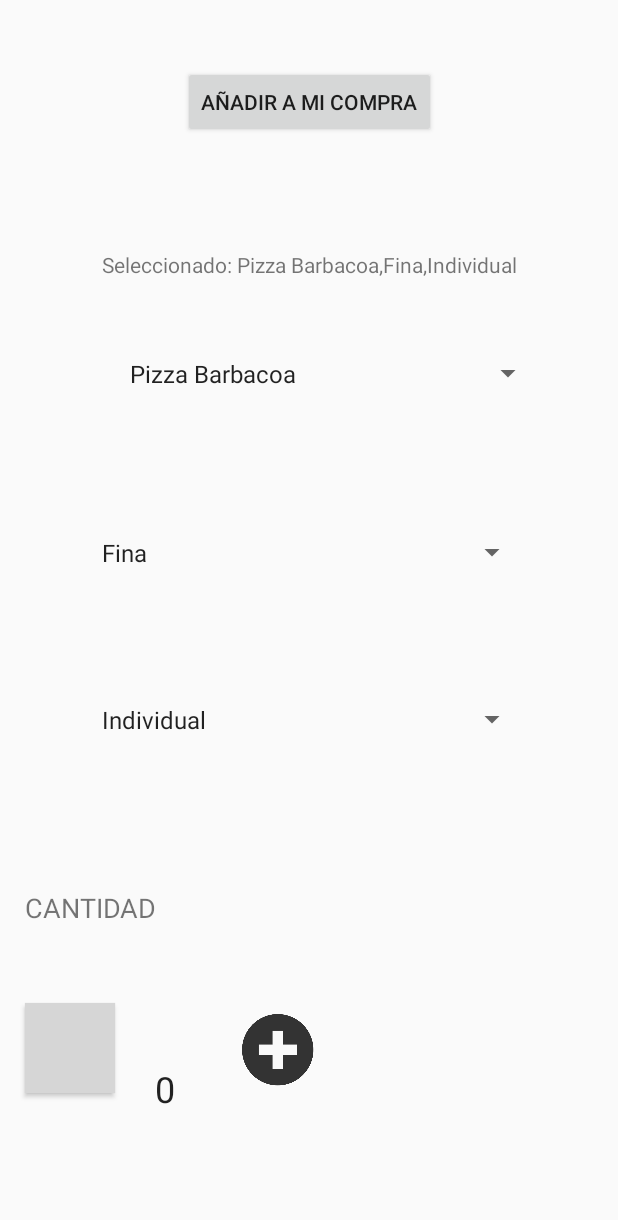
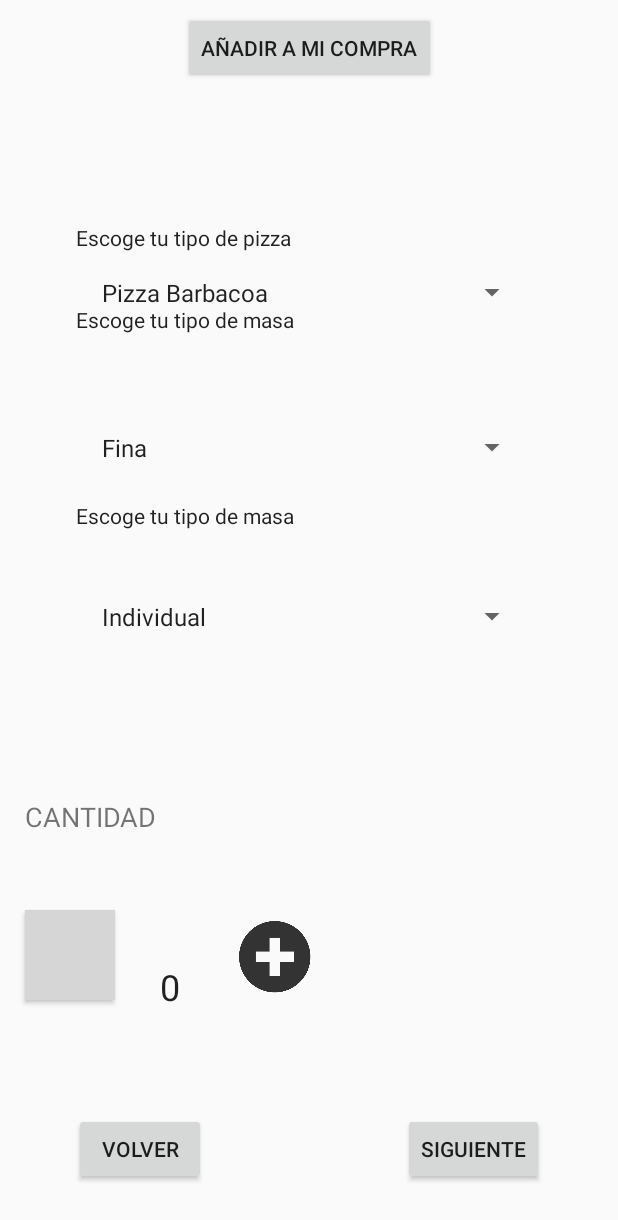
Before and after one commit to AitorMonedero/Definitiva7, an Android app: the SegundaPantalla screen opened directly, with no data from a screen before it, on a phone screen of 412 x 824 dp. Shown: the top 1220 px of the screen. Run offline under Robolectric (Android 15) with nearby library versions, the phone set to English and light mode, and no system bars; grey boxes are pictures that could not be loaded.

Commit message:
Version con bastantes cambios

```diff
--- a/app/src/main/java/com/example/adminportatil/definitiva7/SegundaPantalla.java
+++ b/app/src/main/java/com/example/adminportatil/definitiva7/SegundaPantalla.java
@@ -20,7 +20,7 @@ import android.widget.Toast;
 public class SegundaPantalla extends AppCompatActivity {
 
 
-    private Button plus,minus;
+    private Button plus,minus,volver,siguiente;
     private int cantidad=0;
     private String cantidadString;
     private TextView cantidadTotal;
@@ -34,17 +34,31 @@ public class SegundaPantalla extends AppCompatActivity {
         Spinner opcionesMasa;
         Spinner opcionesTamaño;
 
-        final TextView lblMensaje1;
-        final String[] datos;
-        final String[] masas;
-        final String[] tamaños;
+        final TextView lblMensaje;
 
+        //LOS ARRAYS
 
+            final String[] datos; // Array de los datos de los tipos de pizza
+            final String[] masas; // Array de los datos de las masas de pizza
+            final String[] tamaños; // Array de los datos de los tamaños de pizza
+
+            //Rellenamos el array DATOS.
             datos = new String[]{"Pizza Barbacoa","Pizza Carbonara","Pizza 4 Quesos","Pizza Vegetal","Pizza Tropical"};
+            //Rellenamos el array MASAS.
             masas = new String[]{"Fina","Normal"};
+            //Rellenamos el array TAMAÑOS.
             tamaños = new String[]{"Individual","Mediana","Familiar"};
 
-        lblMensaje1=(TextView) findViewById(R.id.lblMensaje1);
+        //REFERENCIAS
+
+            plus=(Button)findViewById(R.id.btnPlus);
+            minus=(Button)findViewById(R.id.btnMinus);
+            volver=(Button) findViewById(R.id.btnVolver);
+            siguiente=(Button) findViewById(R.id.btnSiguiente);
+            cantidadTotal=(TextView)findViewById(R.id.txtCantidad);
+
+        cantidadString=String.valueOf(cantidad);
+        cantidadTotal.setText(cantidadString);
 
         //Elemento ArrayAdapter, que permite coger un Array como fuente de información.
         ArrayAdapter<CharSequence> adaptador = ArrayAdapter.createFromResource (this, R.array.SpinnerArray, android.R.layout.simple_spinner_item);
@@ -56,12 +70,10 @@ public class SegundaPantalla extends AppCompatActivity {
 
         cmbOpciones.setOnItemSelectedListener(new AdapterView.OnItemSelectedListener() {
             public void onItemSelected(AdapterView<?> parent, android.view.View v, int position, long id) {
-                lblMensaje1.setText("Seleccionado: "+ datos[position]+","+masas[position]+","+tamaños[position]);
-                //Podemos recuperar el ítem seleccionado usando
-                //parent.getItemAtPosition(position)
+
             }
             public void onNothingSelected(AdapterView<?> parent) {
-                lblMensaje1.setText("");
+
             }
         });
 
@@ -76,18 +88,13 @@ public class SegundaPantalla extends AppCompatActivity {
         opcionesMasa.setAdapter(adaptador1);
 
         opcionesMasa.setOnItemSelectedListener(new AdapterView.OnItemSelectedListener() {
-            public void onItemSelected(AdapterView<?> parent, android.view.View v, int position, long id) {
-                lblMensaje1.setText("Seleccionado: "+ datos[position]+","+masas[position]+","+tamaños[position]);
-                //Podemos recuperar el ítem seleccionado usando
-                //parent.getItemAtPosition(position)
+            public void onItemSelected(AdapterView<?> parent, android.view.View v, int position1, long id) {
+
             }
             public void onNothingSelected(AdapterView<?> parent) {
-                lblMensaje1.setText("");
+
             }
         });
-
-
-
 
         //Elemento ArrayAdapter, que permite coger un Array como fuente de información.
         ArrayAdapter<CharSequence> adaptador2 = ArrayAdapter.createFromResource (this, R.array.SpinnerTamaños, android.R.layout.simple_spinner_item);
@@ -98,39 +105,28 @@ public class SegundaPantalla extends AppCompatActivity {
         opcionesTamaño.setAdapter(adaptador2);
 
         opcionesMasa.setOnItemSelectedListener(new AdapterView.OnItemSelectedListener() {
-            public void onItemSelected(AdapterView<?> parent, android.view.View v, int position2, long id) {
-                lblMensaje1.setText("Seleccionado: "+ datos[position2]+","+masas[position2]+","+tamaños[position2]);
-                //Podemos recuperar el ítem seleccionado usando
-                //parent.getItemAtPosition(position)
+            public void onItemSelected(AdapterView<?> parent, android.view.View v, int position, long id) {
+
             }
             public void onNothingSelected(AdapterView<?> parent) {
-                lblMensaje1.setText("");
+
             }
         });
 
 
-        plus=(Button)findViewById(R.id.btnPlus);
-        minus=(Button)findViewById(R.id.btnMinus);
-        cantidadTotal=(TextView)findViewById(R.id.txtCantidad);
 
 
-        cantidadString=String.valueOf(cantidad);
-        cantidadTotal.setText(cantidadString);
-
-        plus.setOnClickListener(new View.OnClickListener()
-                                       {
+        plus.setOnClickListener(new View.OnClickListener() {
             public void onClick(View arg0){
                 cantidad=cantidad+1;
                 cantidadString=String.valueOf(cantidad);
                 cantidadTotal.setText(cantidadString);
             }
-
         }
 
         );
 
-        minus.setOnClickListener(new View.OnClickListener()
-                                {
+        minus.setOnClickListener(new View.OnClickListener() {
             public void onClick(View arg0){
                 if(cantidad<1){
                     Toast toast1 = Toast.makeText(getApplicationContext(), "No puedes pedir menos de 0 pizzas.", Toast.LENGTH_SHORT);
@@ -141,9 +137,26 @@ public class SegundaPantalla extends AppCompatActivity {
                     cantidadTotal.setText(cantidadString);
                 }
             }
-
         }
 
         );
+
+        volver.setOnClickListener(new View.OnClickListener() {
+            public void onClick(View arg0){
+                Intent intentaa=new Intent(SegundaPantalla.this,PantallaEleccion.class);
+                startActivity(intentaa);
             }
         }
+
+        );
+
+        /*siguiente.setOnClickListener(new View.OnClickListener() {
+            public void onClick(View arg0){
+                Intent intentaar=new Intent(SegundaPantalla.this,TerceraPantalla.class);
+                startActivity(intentaar);
+            }
+        }
+
+        );*/
+    }
+}
--- a/app/src/main/res/layout/activity_main.xml
+++ b/app/src/main/res/layout/activity_main.xml
@@ -135,12 +135,13 @@
         android:layout_marginEnd="8dp"
         android:layout_marginStart="8dp"
         android:layout_marginTop="8dp"
+        android:contentDescription="@string/description"
         app:layout_constraintBottom_toBottomOf="parent"
         app:layout_constraintEnd_toEndOf="parent"
         app:layout_constraintStart_toStartOf="parent"
         app:layout_constraintTop_toTopOf="parent"
         app:layout_constraintVertical_bias="0.151"
-        app:srcCompat="@drawable/pizza" />
+        app:srcCompat="@drawable/logoFinal" />
 
     <Button
         android:id="@+id/btnLlamada"
--- a/app/src/main/res/layout/activity_primera_pantalla.xml
+++ b/app/src/main/res/layout/activity_primera_pantalla.xml
@@ -6,23 +6,20 @@
     android:layout_height="match_parent"
     android:background="@drawable/fondo">
 
-    <TextView
-        android:layout_width="282dp"
-        android:layout_height="58dp"
+    <ImageView
+        android:id="@+id/imageView2"
+        android:layout_width="236dp"
+        android:layout_height="242dp"
         android:layout_marginBottom="8dp"
-        android:layout_marginLeft="8dp"
-        android:layout_marginRight="8dp"
-        android:layout_marginTop="8dp"
-        android:fontFamily="casual"
-        android:text="@string/nombre"
-        android:textAlignment="center"
-        android:textAppearance="@style/TextAppearance.AppCompat.Display2"
-        android:textSize="36sp"
-        android:textStyle="bold"
+        android:layout_marginEnd="8dp"
+        android:layout_marginStart="8dp"
+        android:layout_marginTop="232dp"
         app:layout_constraintBottom_toBottomOf="parent"
-        app:layout_constraintLeft_toLeftOf="parent"
-        app:layout_constraintRight_toRightOf="parent"
+        app:layout_constraintEnd_toEndOf="parent"
+        app:layout_constraintStart_toStartOf="parent"
         app:layout_constraintTop_toTopOf="parent"
-        app:layout_constraintVertical_bias="0.737" />
+        app:layout_constraintVertical_bias="0.0"
+        app:srcCompat="@drawable/logoFinal"
+        />
 
 </android.support.constraint.ConstraintLayout>
--- a/app/src/main/res/layout/activity_segunda_pantalla.xml
+++ b/app/src/main/res/layout/activity_segunda_pantalla.xml
@@ -18,10 +18,10 @@
         android:background="@drawable/plus"
         app:layout_constraintBottom_toBottomOf="parent"
         app:layout_constraintEnd_toEndOf="parent"
-        app:layout_constraintHorizontal_bias="0.435"
+        app:layout_constraintHorizontal_bias="0.428"
         app:layout_constraintStart_toStartOf="parent"
         app:layout_constraintTop_toTopOf="parent"
-        app:layout_constraintVertical_bias="0.883" />
+        app:layout_constraintVertical_bias="0.8" />
 
     <Button
         android:id="@+id/btnMinus"
@@ -34,15 +34,15 @@
         android:background="@drawable/minus"
         app:layout_constraintBottom_toBottomOf="parent"
         app:layout_constraintEnd_toEndOf="parent"
-        app:layout_constraintHorizontal_bias="0.026"
+        app:layout_constraintHorizontal_bias="0.025"
         app:layout_constraintStart_toStartOf="parent"
         app:layout_constraintTop_toTopOf="parent"
-        app:layout_constraintVertical_bias="0.883" />
+        app:layout_constraintVertical_bias="0.8" />
 
     <Spinner
         android:id="@+id/spnPizza"
-        android:layout_width="284dp"
-        android:layout_height="38dp"
+        android:layout_width="292dp"
+        android:layout_height="34dp"
         android:layout_marginBottom="8dp"
         android:layout_marginEnd="8dp"
         android:layout_marginStart="8dp"
@@ -51,10 +51,9 @@
         android:visibility="visible"
         app:layout_constraintBottom_toBottomOf="parent"
         app:layout_constraintEnd_toEndOf="parent"
-        app:layout_constraintHorizontal_bias="0.63"
         app:layout_constraintStart_toStartOf="parent"
         app:layout_constraintTop_toTopOf="parent"
-        app:layout_constraintVertical_bias="0.288" />
+        app:layout_constraintVertical_bias="0.22" />
 
     <Spinner
         android:id="@+id/spnMasa"
@@ -69,7 +68,7 @@
         app:layout_constraintEnd_toEndOf="parent"
         app:layout_constraintStart_toStartOf="parent"
         app:layout_constraintTop_toTopOf="parent"
-        app:layout_constraintVertical_bias="0.444" />
+        app:layout_constraintVertical_bias="0.353" />
 
     <Spinner
         android:id="@+id/spnTamaño"
@@ -84,7 +83,7 @@
         app:layout_constraintEnd_toEndOf="parent"
         app:layout_constraintStart_toStartOf="parent"
         app:layout_constraintTop_toTopOf="parent"
-        app:layout_constraintVertical_bias="0.587" />
+        app:layout_constraintVertical_bias="0.499" />
 
     <TextView
         android:id="@+id/txtCantidad"
@@ -98,10 +97,10 @@
         android:textSize="24sp"
         app:layout_constraintBottom_toBottomOf="parent"
         app:layout_constraintEnd_toStartOf="@+id/btnPlus"
-        app:layout_constraintHorizontal_bias="0.391"
+        app:layout_constraintHorizontal_bias="0.481"
         app:layout_constraintStart_toEndOf="@+id/btnMinus"
         app:layout_constraintTop_toTopOf="parent"
-        app:layout_constraintVertical_bias="1.0" />
+        app:layout_constraintVertical_bias="0.903" />
 
     <TextView
         android:id="@+id/textView7"
@@ -118,7 +117,7 @@
         app:layout_constraintHorizontal_bias="0.028"
         app:layout_constraintStart_toStartOf="parent"
         app:layout_constraintTop_toTopOf="parent"
-        app:layout_constraintVertical_bias="0.746" />
+        app:layout_constraintVertical_bias="0.669" />
 
     <Button
         android:id="@+id/btnCompra"
@@ -128,25 +127,94 @@
         android:layout_marginEnd="8dp"
         android:layout_marginStart="8dp"
         android:layout_marginTop="8dp"
-        android:text="Añadir a mi compra"
+        android:text="@string/btnCom"
         app:layout_constraintBottom_toBottomOf="parent"
         app:layout_constraintEnd_toEndOf="parent"
         app:layout_constraintStart_toStartOf="parent"
         app:layout_constraintTop_toTopOf="parent"
-        app:layout_constraintVertical_bias="0.047" />
+        app:layout_constraintVertical_bias="0.0" />
 
     <TextView
-        android:id="@+id/lblMensaje1"
+        android:id="@+id/textView6"
         android:layout_width="wrap_content"
         android:layout_height="wrap_content"
         android:layout_marginBottom="8dp"
         android:layout_marginEnd="8dp"
         android:layout_marginStart="8dp"
         android:layout_marginTop="8dp"
-        android:text="TextView"
+        android:text="@string/tipos"
+        android:textAppearance="@style/TextAppearance.AppCompat.Body1"
         app:layout_constraintBottom_toBottomOf="parent"
         app:layout_constraintEnd_toEndOf="parent"
+        app:layout_constraintHorizontal_bias="0.169"
         app:layout_constraintStart_toStartOf="parent"
         app:layout_constraintTop_toTopOf="parent"
-        app:layout_constraintVertical_bias="0.201" />
+        app:layout_constraintVertical_bias="0.178" />
+
+    <TextView
+        android:id="@+id/textView8"
+        android:layout_width="wrap_content"
+        android:layout_height="wrap_content"
+        android:layout_marginBottom="8dp"
+        android:layout_marginEnd="8dp"
+        android:layout_marginStart="8dp"
+        android:layout_marginTop="120dp"
+        android:text="@string/masas"
+        android:textAppearance="@style/TextAppearance.AppCompat.Body1"
+        app:layout_constraintBottom_toBottomOf="parent"
+        app:layout_constraintEnd_toEndOf="parent"
+        app:layout_constraintHorizontal_bias="0.171"
+        app:layout_constraintStart_toStartOf="parent"
+        app:layout_constraintTop_toTopOf="parent"
+        app:layout_constraintVertical_bias="0.123" />
+
+    <TextView
+        android:id="@+id/textView9"
+        android:layout_width="wrap_content"
+        android:layout_height="wrap_content"
+        android:layout_marginBottom="8dp"
+        android:layout_marginEnd="8dp"
+        android:layout_marginStart="8dp"
+        android:layout_marginTop="120dp"
+        android:text="@string/masas"
+        android:textAppearance="@style/TextAppearance.AppCompat.Body1"
+        app:layout_constraintBottom_toBottomOf="parent"
+        app:layout_constraintEnd_toEndOf="parent"
+        app:layout_constraintHorizontal_bias="0.171"
+        app:layout_constraintStart_toStartOf="parent"
+        app:layout_constraintTop_toTopOf="parent"
+        app:layout_constraintVertical_bias="0.316" />
+
+    <Button
+        android:id="@+id/btnVolver"
+        android:layout_width="wrap_content"
+        android:layout_height="wrap_content"
+        android:layout_marginBottom="8dp"
+        android:layout_marginEnd="8dp"
+        android:layout_marginStart="8dp"
+        android:layout_marginTop="8dp"
+        android:text="@string/vol"
+        app:layout_constraintBottom_toBottomOf="parent"
+        app:layout_constraintEnd_toEndOf="parent"
+        app:layout_constraintHorizontal_bias="0.135"
+        app:layout_constraintStart_toStartOf="parent"
+        app:layout_constraintTop_toTopOf="parent"
+        app:layout_constraintVertical_bias="0.966" />
+
+    <Button
+        android:id="@+id/btnSiguiente"
+        android:layout_width="wrap_content"
+        android:layout_height="wrap_content"
+        android:layout_marginBottom="8dp"
+        android:layout_marginEnd="8dp"
+        android:layout_marginStart="8dp"
+        android:layout_marginTop="8dp"
+        android:text="@string/btnSig"
+        app:layout_constraintBottom_toBottomOf="parent"
+        app:layout_constraintEnd_toEndOf="parent"
+        app:layout_constraintHorizontal_bias="0.864"
+        app:layout_constraintStart_toStartOf="parent"
+        app:layout_constraintTop_toTopOf="parent"
+        app:layout_constraintVertical_bias="0.966" />
+
 </android.support.constraint.ConstraintLayout>
--- a/app/src/main/res/values/strings.xml
+++ b/app/src/main/res/values/strings.xml
@@ -1,4 +1,27 @@
 <resources>
+
+    <!--Strings para botones -->
+
+            <!--String para el boton de informacion-->
+            <string name="info">Información</string>
+
+            <!--String para el boton de informacion-->
+            <string name="pedido">Realizar pedido</string>
+
+            <!--String para el boton de volver-->
+            <string name="vol">VOLVER</string>
+
+            <!--String para el boton de donde estamos-->
+            <string name="local">DONDE ESTAMOS</string>
+
+            <!--String para el boton de añadir a la compra-->
+            <string name="btnCom">Añadir a mi compra</string>
+
+            <!--String para el boton de siguiente-->
+            <string name="btnSig">SIGUIENTE</string>
+
+
+
     <!--nombre de la aplicacion-->
     <string name="app_name">CebancPizza</string>
 
@@ -8,20 +31,15 @@
     <!--nombre de la pantalla inicial-->
     <string name="nombre">CebancPizzas</string>
 
-    <!--String para el boton de informacion-->
-    <string name="info">Información</string>
 
-    <!--String para el boton de informacion-->
-    <string name="pedido">Realizar pedido</string>
+    <!--Descripciones de las imagenes-->
+    <string name="description">Imagen de la pizzeria Pizzas Cebanc</string>
+
 
     <!--String para mensaje de cantidad en la pantalla de elccion de las pizzas-->
     <string name="cant">CANTIDAD</string>
 
-    <!--String para el boton de volver-->
-    <string name="vol">VOLVER</string>
 
-    <!--String para el boton de donde estamos-->
-    <string name="local">DONDE ESTAMOS</string>
 
     <!--String para el correo-->
     <string name="contact1">correoCebancPizzas@gmail.com</string>
@@ -34,6 +52,17 @@
 
     <!--String para el contacto-->
     <string name="cont">CONTACTO</string>
+
+
+
+    <!--String para los tipos de pizza-->
+    <string name="tipos">Escoge tu tipo de pizza</string>
+
+    <!--String para la masa de la pizza-->
+    <string name="masas">Escoge tu tipo de masa</string>
+
+    <!--String para el tamaño de la pizza-->
+    <string name="tamaños">Escoge tu tamaño de pizza</string>
 
     <!--String para el array de los tipos de pizza-->
     <string-array name="SpinnerArray">
```
Also changed, not shown: app/src/main/res/drawable/logoFinal.png (added), app/src/main/res/drawable/logoPIZZA.png (added). Lines whose indentation alone changed are shown as unchanged.
